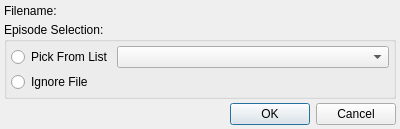
rexMingla/my-renamer, file src/trunk/ui/ui_ChangeEpisode.ui: the form before one commit.
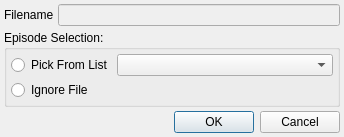
The form after the commit.

Commit message: - improved season edit mode - added launch and open containing folder functionality

```diff
--- a/src/trunk/ui/ui_ChangeEpisode.ui
+++ b/src/trunk/ui/ui_ChangeEpisode.ui
@@ -6,8 +6,8 @@
    <rect>
     <x>0</x>
     <y>0</y>
-    <width>400</width>
-    <height>120</height>
+    <width>344</width>
+    <height>127</height>
    </rect>
   </property>
   <property name="windowTitle">
@@ -22,26 +22,17 @@
    </property>
    <item>
     <layout class="QHBoxLayout" name="horizontalLayout_2">
-     <property name="spacing">
-      <number>4</number>
-     </property>
      <item>
       <widget class="QLabel" name="label">
        <property name="text">
-        <string>Filename:</string>
+        <string>Filename</string>
        </property>
       </widget>
      </item>
      <item>
-      <widget class="QLabel" name="filenameLabel">
-       <property name="sizePolicy">
-        <sizepolicy hsizetype="Expanding" vsizetype="Preferred">
-         <horstretch>0</horstretch>
-         <verstretch>0</verstretch>
-        </sizepolicy>
-       </property>
-       <property name="text">
-        <string>&lt;filename&gt;</string>
+      <widget class="QLineEdit" name="filenameEdit">
+       <property name="enabled">
+        <bool>false</bool>
        </property>
       </widget>
      </item>
```
The commit also changes 9 other files.
